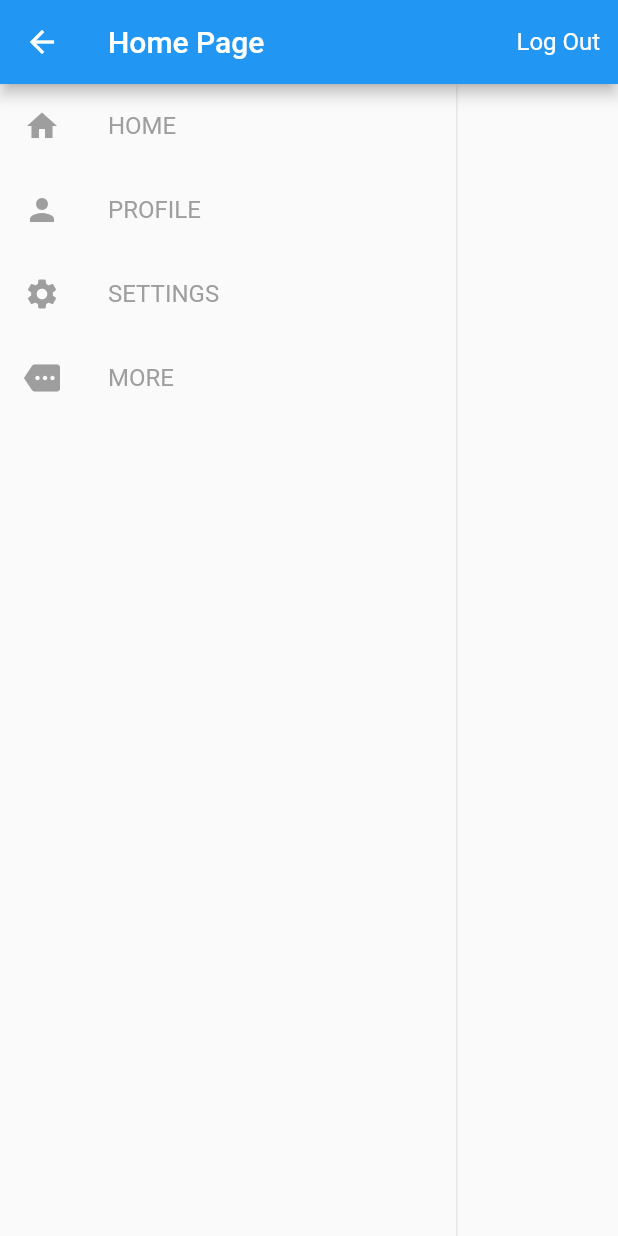
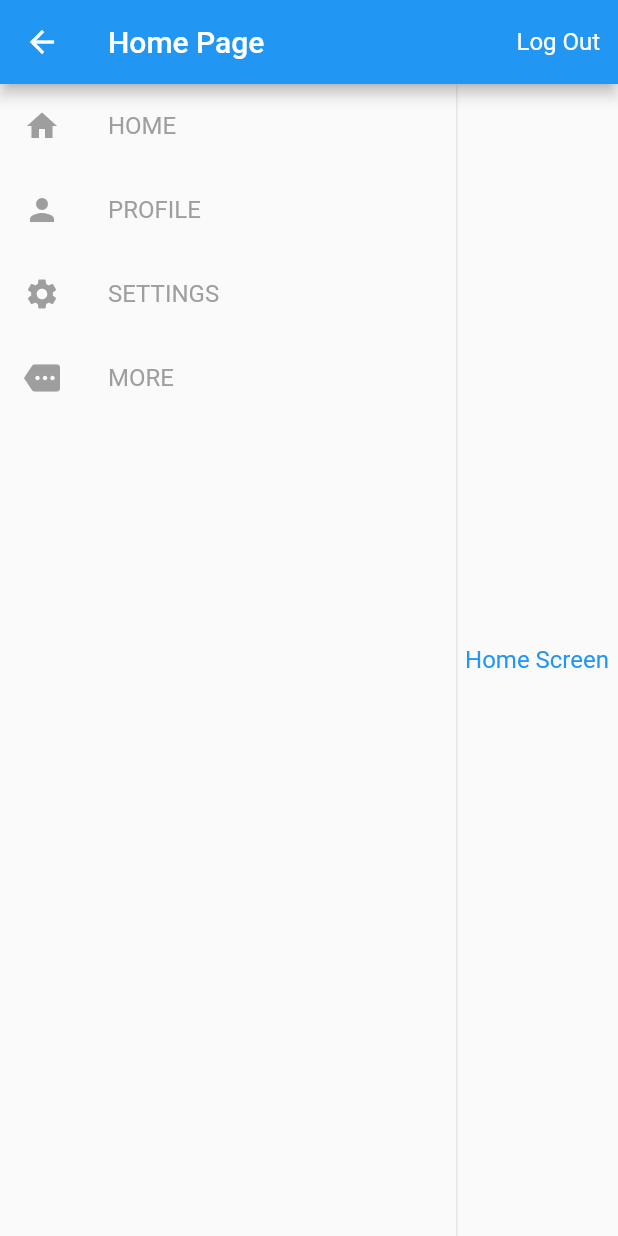
Before and after one commit to Pushkar952/Flutter_Web_Navigation2.0, a Flutter app: the MainScreen screen opened directly with empty values, on a phone screen of 412 x 824 dp. Run offline on Flutter 3.47's test engine with Material 2 defaults, Android fonts, the phone set to English and light mode, and no system bars; our stand-ins replace hive, url_strategy; accounts and stored records are empty.

Commit message:
:art: Added Routehandler for handling routes

```diff
--- a/lib/routes/route_handeler.dart
+++ b/lib/routes/route_handeler.dart
@@ -3,14 +3,7 @@ import 'package:flutter_web_navigation/screens/home_screen.dart';
 import 'package:flutter_web_navigation/screens/more.dart';
 import 'package:flutter_web_navigation/screens/profile_screen.dart';
 import 'package:flutter_web_navigation/screens/settings_screen.dart';
-
-/// class to handle render widget and pathname
-class RenderData {
-  late Widget widget;
-  String? pathName;
-
-  RenderData({this.pathName, required this.widget});
-}
+import 'package:flutter_web_navigation/screens/unknown.dart';
 
 enum RouteData {
   /// For routes for which we want to show unkown page that are not being parsed
@@ -36,8 +29,7 @@ class RouteHandeler {
   /// Returns [WidgetToRender, PathName]
   /// [WidgetToRender] - Renders specified widget
   /// [PathName] - Re-directs to [PathName] if invalid path is entered
-  RenderData? getRouteWidget(
-      String? routeName, GlobalKey<ScaffoldState> scaffoldKey) {
+  Widget getRouteWidget(String? routeName) {
     RouteData routeData;
 
     if (routeName != null) {
@@ -55,42 +47,40 @@ class RouteHandeler {
         if (routeData != RouteData.notFound) {
           switch (routeData) {
             case RouteData.home:
-              return RenderData(
-                widget: Home(
-                  routeName: routeName,
-                ),
+              return Home(
+                routeName: routeName,
               );
 
             case RouteData.profile:
-              return RenderData(
-                widget: Profile(
-                  routeName: routeName,
-                ),
+              return Profile(
+                routeName: routeName,
               );
 
             case RouteData.settings:
-              return RenderData(
-                widget: Settings(
-                  routeName: routeName,
-                ),
+              return Settings(
+                routeName: routeName,
               );
 
             case RouteData.more:
-              return RenderData(
-                widget: More(
-                  routeName: routeName,
-                ),
+              return More(
+                routeName: routeName,
               );
 
             default:
-              return RenderData(
-                widget: Home(
-                  routeName: routeName,
-                ),
+              return Home(
+                routeName: routeName,
               );
           }
+        } else {
+          return const UnknownRoute();
         }
+      } else {
+        return Home(
+          routeName: routeName,
+        );
       }
+    } else {
+      return const UnknownRoute();
     }
   }
 }
--- a/lib/screens/login.dart
+++ b/lib/screens/login.dart
@@ -88,7 +88,7 @@ class Login extends StatelessWidget {
   _logIn() async {
     if (_formKey.currentState!.validate()) {
       await HiveDataStorageService.logUser(emailController.text);
-      AppRouterDelegate().setPathName(RouteData.profile.name);
+      AppRouterDelegate().setPathName(RouteData.home.name);
     }
   }
 }
--- a/lib/screens/main_screen.dart
+++ b/lib/screens/main_screen.dart
@@ -16,8 +16,6 @@ class MainScreen extends StatefulWidget {
 }
 
 class _MainScreenState extends State<MainScreen> {
-  final GlobalKey<ScaffoldState> _key = CustomNavigationKeys.homeScaffoldKey;
-
   Widget? render;
 
   @override
@@ -52,33 +50,12 @@ class _MainScreenState extends State<MainScreen> {
                 }),
           ),
           Expanded(
-            child: Center(
-              child: render ??
-                  Text(
-                    widget.routeName,
-                    style: const TextStyle(color: Colors.blue, fontSize: 16),
-                  ),
-            ),
+            child:
+                Center(child: RouteHandeler().getRouteWidget(widget.routeName)),
           ),
         ],
       ),
     );
-  }
-
-  @override
-  void initState() {
-    super.initState();
-
-    RenderData? renderData;
-    renderData = RouteHandeler().getRouteWidget(widget.routeName, _key);
-
-    if (renderData?.pathName != null) {
-      WidgetsBinding.instance?.addPostFrameCallback((duration) {
-        String pathName = renderData?.pathName ?? RouteData.home.name;
-        AppRouterDelegate().setPathName(pathName);
-      });
-    }
-    render = renderData?.widget;
   }
 
   _logOut() async {
```
Also changed, not shown: lib/routes/route_delegate.dart (+14 -18 lines), 1 other file.
